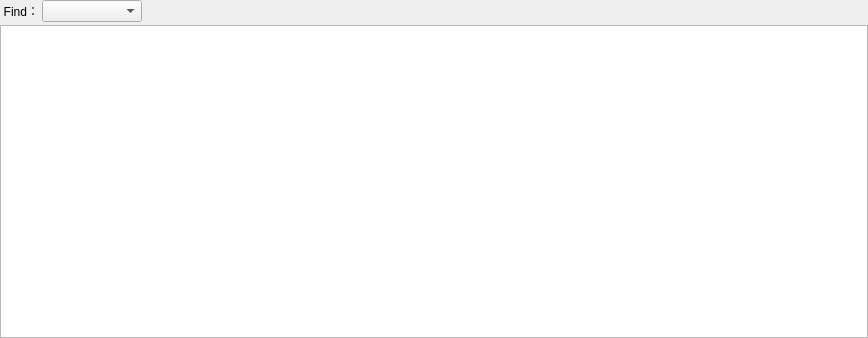
Qt form Ui/FormCustomer_Arrears.ui (golden7602/zion) before a commit.
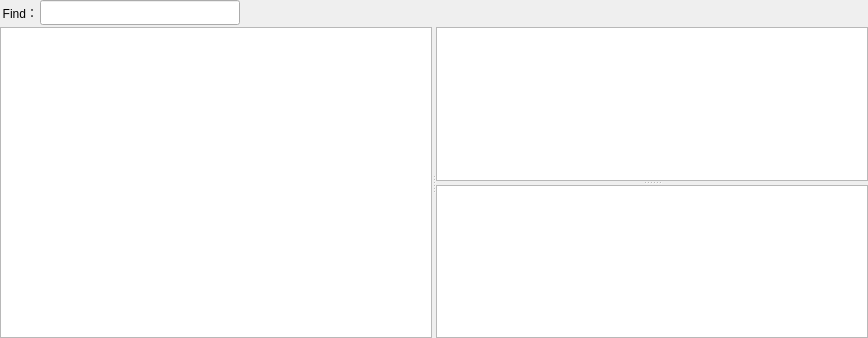
The same form after that commit.

The edit to the form file:
```diff
--- a/Ui/FormCustomer_Arrears.ui
+++ b/Ui/FormCustomer_Arrears.ui
@@ -22,7 +22,7 @@
   </property>
   <layout class="QVBoxLayout" name="verticalLayout">
    <property name="spacing">
-    <number>3</number>
+    <number>2</number>
    </property>
    <property name="leftMargin">
     <number>0</number>
@@ -70,11 +70,23 @@
       </widget>
      </item>
      <item>
-      <widget class="QComboBox" name="comboBox">
+      <widget class="QLineEdit" name="lineEdit">
        <property name="minimumSize">
         <size>
-         <width>100</width>
-         <height>0</height>
+         <width>0</width>
+         <height>25</height>
+        </size>
+       </property>
+       <property name="maximumSize">
+        <size>
+         <width>200</width>
+         <height>25</height>
+        </size>
+       </property>
+       <property name="sizeIncrement">
+        <size>
+         <width>0</width>
+         <height>25</height>
         </size>
        </property>
       </widget>
@@ -95,10 +107,48 @@
     </layout>
    </item>
    <item>
-    <widget class="QTableView" name="tableView">
-     <attribute name="verticalHeaderDefaultSectionSize">
-      <number>25</number>
-     </attribute>
+    <widget class="QSplitter" name="splitter_2">
+     <property name="orientation">
+      <enum>Qt::Horizontal</enum>
+     </property>
+     <widget class="QTableView" name="tableView">
+      <property name="selectionMode">
+       <enum>QAbstractItemView::SingleSelection</enum>
+      </property>
+      <property name="selectionBehavior">
+       <enum>QAbstractItemView::SelectRows</enum>
+      </property>
+      <attribute name="verticalHeaderDefaultSectionSize">
+       <number>25</number>
+      </attribute>
+     </widget>
+     <widget class="QSplitter" name="splitter">
+      <property name="orientation">
+       <enum>Qt::Vertical</enum>
+      </property>
+      <widget class="QTableView" name="tableView_order">
+       <property name="selectionMode">
+        <enum>QAbstractItemView::SingleSelection</enum>
+       </property>
+       <property name="selectionBehavior">
+        <enum>QAbstractItemView::SelectRows</enum>
+       </property>
+       <attribute name="verticalHeaderDefaultSectionSize">
+        <number>25</number>
+       </attribute>
+      </widget>
+      <widget class="QTableView" name="tableView_rec">
+       <property name="selectionMode">
+        <enum>QAbstractItemView::SingleSelection</enum>
+       </property>
+       <property name="selectionBehavior">
+        <enum>QAbstractItemView::SelectRows</enum>
+       </property>
+       <attribute name="verticalHeaderDefaultSectionSize">
+        <number>25</number>
+       </attribute>
+      </widget>
+     </widget>
     </widget>
    </item>
   </layout>
```
